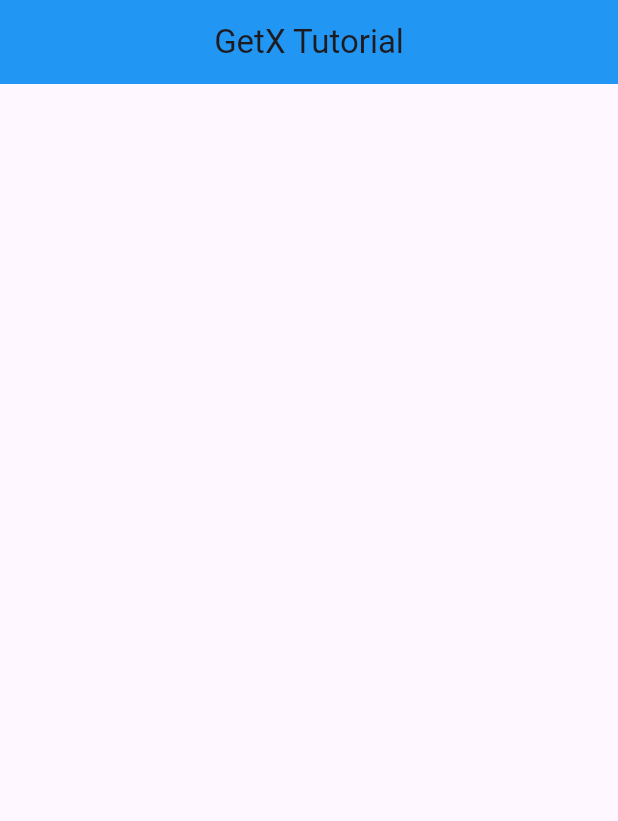
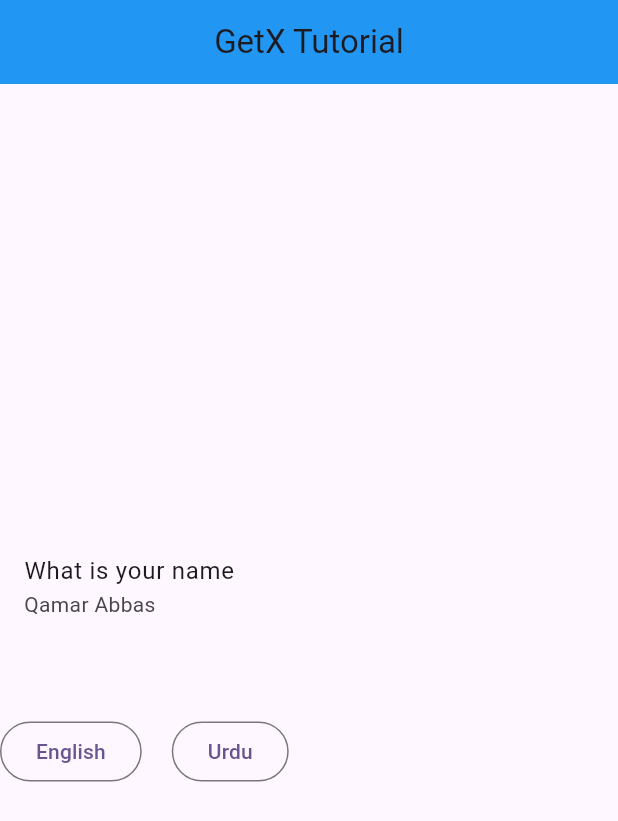
Before and after one commit to Qamar80/flutter_getx_utils, a Flutter app: the screen it shows after launch, on a phone screen of 412 x 824 dp. Shown: the top 821 px of the screen. Run offline on Flutter 3.47's test engine with Material 3 defaults, Android fonts, the phone set to English and light mode, and no system bars; our stand-ins replace get.

Commit message:
add languages i.e English and Urdu

```diff
--- a/lib/home_screen.dart
+++ b/lib/home_screen.dart
@@ -25,8 +25,31 @@ class _HomeScreenState extends State<HomeScreen> {
         centerTitle: true,
         backgroundColor: Colors.blue,
       ),
-      body:Container(
+      body:Column(
+        mainAxisAlignment: MainAxisAlignment.center,
+        crossAxisAlignment: CrossAxisAlignment.center,
+        children: [
+          ListTile(
+            title: Text('message'.tr),
+            subtitle: Text('name'.tr),
+          ),
+          SizedBox(
+            height: 50,
+          ),
+          Row(
+            children: [
+              OutlinedButton(onPressed: (){
+                Get.updateLocale(Locale('en','US'));
+              }, child: Text('English')),
 
+              SizedBox(width: 20,),
+
+              OutlinedButton(onPressed: (){
+                Get.updateLocale(Locale('ur','PK'));
+              }, child: Text('Urdu')),
+            ],
+          )
+        ],
       )
       );
 
--- /dev/null
+++ b/lib/languages.dart
@@ -0,0 +1,20 @@
+import 'package:get/get_navigation/src/root/internacionalization.dart';
+
+class Languages extends Translations{
+
+  @override
+  Map<String, Map<String, String>> get keys => {
+    'en_US':{
+      'message': 'What is your name',
+      'name': 'Qamar Abbas'
+    },
+
+
+    'ur_PK':{
+      'message': 'آپ کا نام کیا ہے؟',
+      'name': 'قمر عباس'
+    },
+  };
+
+
+}
--- a/lib/main.dart
+++ b/lib/main.dart
@@ -1,5 +1,6 @@
 import 'package:flutter/material.dart';
 import 'package:flutter_getx/home_screen.dart';
+import 'package:flutter_getx/languages.dart';
 import 'package:flutter_getx/screen_one.dart';
 import 'package:flutter_getx/screen_two.dart';
 import 'package:get/get.dart';
@@ -16,6 +17,14 @@ class MyApp extends StatelessWidget {
   Widget build(BuildContext context) {
     return GetMaterialApp(
       title: 'Flutter Demo',
+
+
+      translations: Languages(),
+      //add language every country have language code i.c pakistan PK
+      locale: Locale('en', 'US'),
+      //by default selected one
+      fallbackLocale: Locale('en', 'US'),
+
       theme: ThemeData(
 
         colorScheme: ColorScheme.fromSeed(seedColor: Colors.deepPurple),
```
